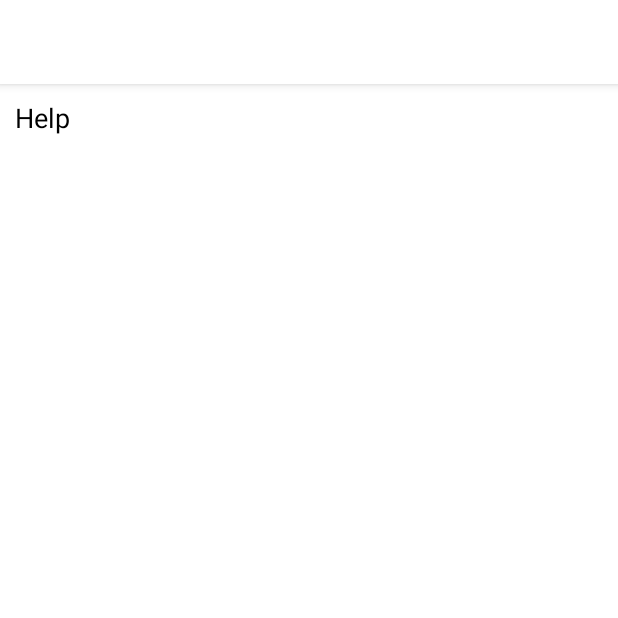
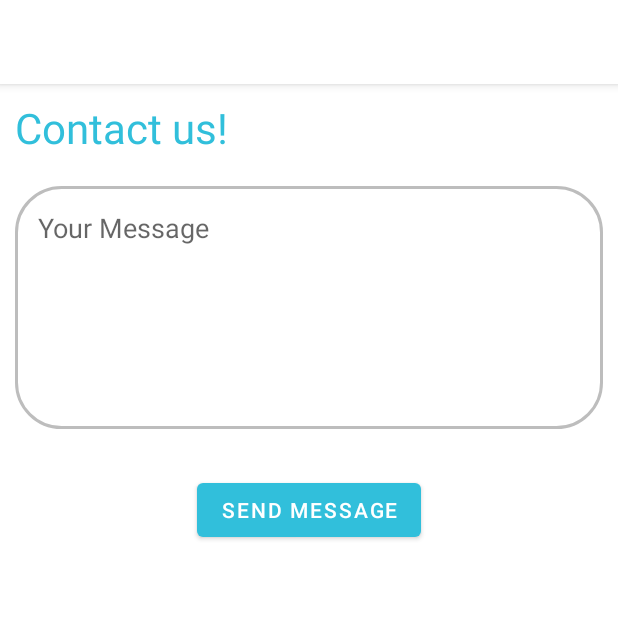
Before and after one commit to DocchiAndroid/Docchi, an Android app: the HelpActivity screen opened directly, with no data from a screen before it, on a phone screen of 412 x 824 dp, the top half of it. Run offline under Robolectric (Android 15) with nearby library versions, the light colour scheme and no system bars; Roboto replaces fonts that are not available here.

Commit message:
Added webview in About screen and updated help screen

```diff
--- a/app/src/main/java/com/example/docchi/AboutActivity.java
+++ b/app/src/main/java/com/example/docchi/AboutActivity.java
@@ -1,14 +1,19 @@
 package com.example.docchi;
 
 import android.os.Bundle;
+import android.webkit.WebView;
 
 import androidx.appcompat.app.AppCompatActivity;
 
 public class AboutActivity extends AppCompatActivity {
 
+  WebView wvAbout;
+  String url = "https://github.com/DocchiAndroid/Docchi/blob/main/README.md";
   @Override
   protected void onCreate(Bundle savedInstanceState) {
     super.onCreate(savedInstanceState);
     setContentView(R.layout.activity_about);
+    wvAbout = findViewById(R.id.wvAbout);
+    wvAbout.loadUrl(url);
   }
 }
--- a/app/src/main/res/layout/activity_help.xml
+++ b/app/src/main/res/layout/activity_help.xml
@@ -14,11 +14,31 @@
 
     <TextView
         android:layout_width="match_parent"
-        android:layout_height="match_parent"
-        android:text="Help"
-        android:textSize="18dp"
-        android:textColor="@color/black"
+        android:layout_height="wrap_content"
+        android:text="Contact us!"
+        android:textSize="28dp"
+        android:textColor="@color/blue"
         android:layout_margin="10dp"
+        />
+
+    <EditText
+        android:id="@+id/etHelpMessage"
+        android:layout_width="match_parent"
+        android:layout_height="wrap_content"
+        android:layout_margin="10dp"
+        android:hint="Your Message"
+        android:padding="15dp"
+        android:gravity="top"
+        android:minLines="6"
+        android:background="@drawable/et_settings"
+        />
+
+    <Button
+        android:layout_width="wrap_content"
+        android:layout_height="wrap_content"
+        android:layout_gravity="center_horizontal"
+        android:layout_marginTop="20dp"
+        android:text="SEND MESSAGE"
         />
 
 
--- a/app/src/main/res/layout/activity_setting.xml
+++ b/app/src/main/res/layout/activity_setting.xml
@@ -56,7 +56,7 @@
         android:layout_width="match_parent"
         android:layout_height="wrap_content"
         android:layout_marginTop="50dp"
-        android:text="Change Username" />
+        android:text="Change Password" />
 
     <EditText
         android:id="@+id/etCurrentPassword"
```
Also changed, not shown: app/src/main/res/layout/activity_about.xml (+13 -7 lines).
